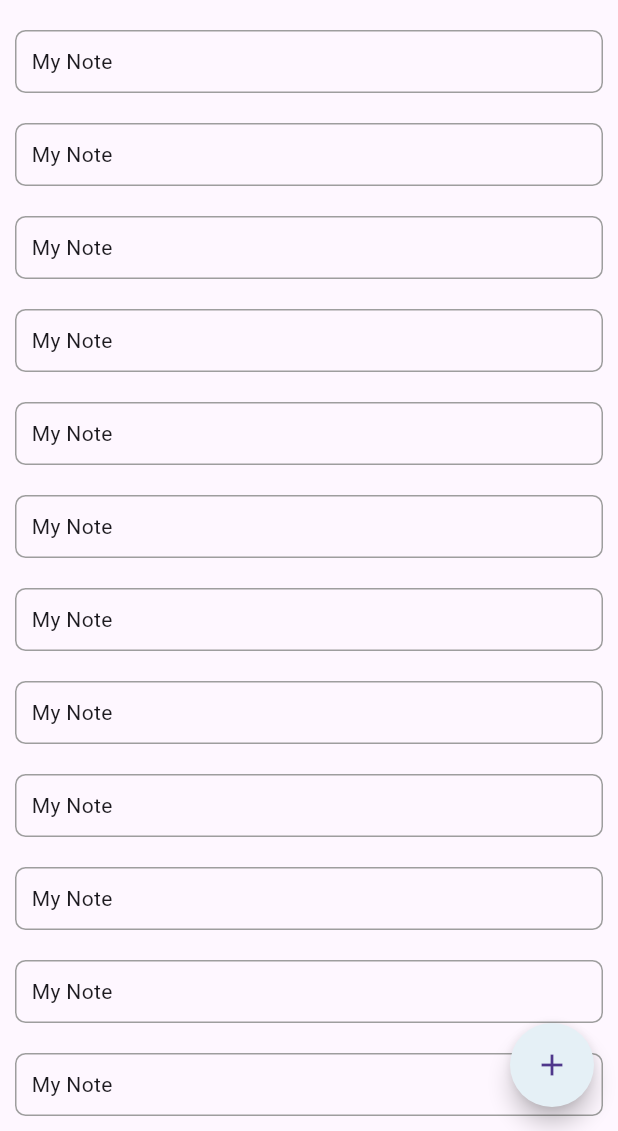
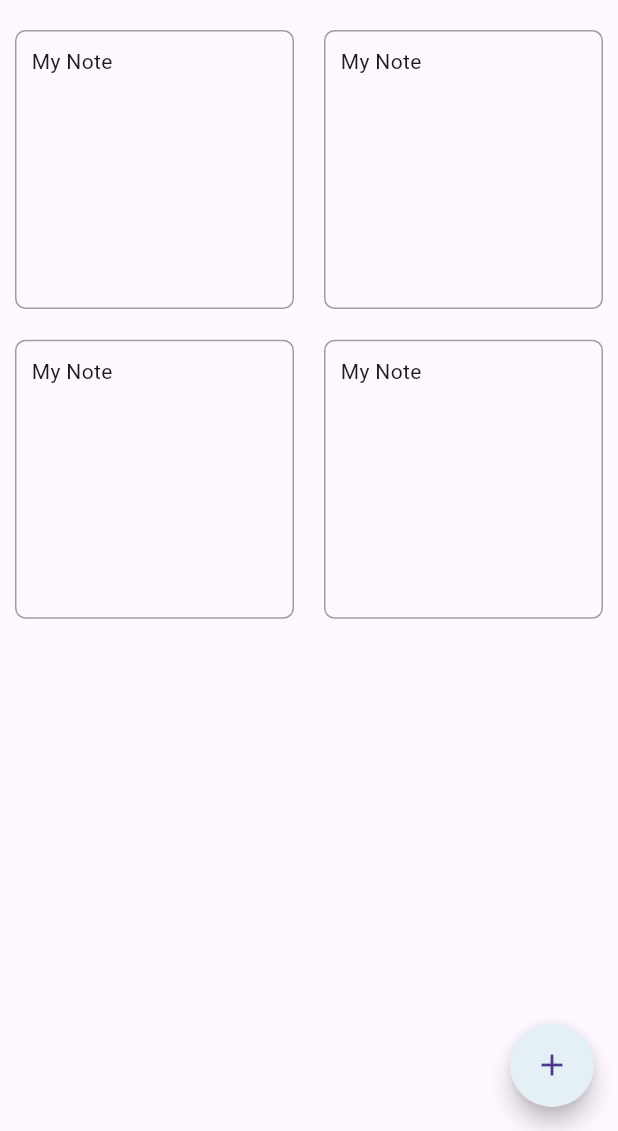
Before and after one commit to A7medK7aled1/todo, a Flutter app: the screen it shows after launch, after a tap on the "grid view" icon, on a phone screen of 412 x 824 dp, the part 105-1236 px from its top. Run offline on Flutter 3.47's test engine with Material 3 defaults, Android fonts, the phone set to English and light mode, and no system bars; our stand-ins replace font_awesome_flutter.

Commit message:
Implement OrganizedProvider for grid/list toggle; update HomeView and CustomSearchBar accordingly

```diff
--- a/lib/main.dart
+++ b/lib/main.dart
@@ -1,5 +1,6 @@
 import 'package:flutter/material.dart';
 import 'package:provider/provider.dart';
+import 'package:todo/provider/organized_provider.dart';
 import 'package:todo/provider/theme_provider.dart';
 import 'package:todo/views/home_view.dart';
 
@@ -21,7 +22,11 @@ class MainApp extends StatelessWidget {
       themeMode: themeProvider.themeMode,
       theme: ThemeData.light(useMaterial3: true),
       darkTheme: ThemeData.dark(useMaterial3: true),
-      home: const HomeView(),
+      home: ChangeNotifierProvider(
+          create: (BuildContext context) {
+            return OrganizedProvider();
+          },
+          child: const HomeView()),
     );
   }
 }
--- /dev/null
+++ b/lib/provider/organized_provider.dart
@@ -0,0 +1,12 @@
+import 'package:flutter/material.dart';
+
+class OrganizedProvider extends ChangeNotifier {
+  bool gridStyle = false;
+
+  // ThemeMode get themeMode => isDarkMode ? ThemeMode.dark : ThemeMode.light;
+
+  void toggleOrgnize() {
+    gridStyle = !gridStyle;
+    notifyListeners();
+  }
+}
--- a/lib/views/home_view.dart
+++ b/lib/views/home_view.dart
@@ -1,7 +1,9 @@
 import 'package:flutter/material.dart';
 import 'package:provider/provider.dart';
 import 'package:todo/constant.dart';
+import 'package:todo/provider/organized_provider.dart';
 import 'package:todo/provider/theme_provider.dart';
+import 'package:todo/widgets/custom_grid_view.dart';
 import 'package:todo/widgets/custom_list_view.dart';
 import 'package:todo/widgets/custom_search_bar.dart';
 
@@ -25,7 +27,15 @@ class HomeView extends StatelessWidget {
               CustomSearchBar(
                 onPressed: themeProvider.toggleTheme,
               ),
-              const CustomNoteListView(),
+              Consumer<OrganizedProvider>(
+                builder: (BuildContext context, org, child) {
+                  return org.gridStyle
+                      ? const CustomGridView()
+                      : const CustomNoteListView();
+                },
+              )
+
+              // const CustomNoteListView(),
             ],
           ),
         ),
--- /dev/null
+++ b/lib/widgets/custom_grid_view.dart
@@ -0,0 +1,45 @@
+import 'package:flutter/material.dart';
+import 'package:todo/widgets/custom_list_view_item.dart';
+
+class CustomGridView extends StatelessWidget {
+  const CustomGridView({super.key});
+
+  @override
+  Widget build(BuildContext context) {
+    return GridView.count(
+      padding: const EdgeInsets.all(0),
+      shrinkWrap: true,
+      physics: const NeverScrollableScrollPhysics(),
+      crossAxisCount: 2,
+      mainAxisSpacing: 0.5,
+      children: [
+        CustomNoteGridItem(),
+        CustomNoteGridItem(),
+        CustomNoteGridItem(),
+        CustomNoteGridItem(),
+      ],
+    );
+  }
+}
+
+class CustomNoteGridItem extends StatelessWidget {
+  const CustomNoteGridItem({super.key});
+
+  @override
+  Widget build(BuildContext context) {
+    return Container(
+      padding: const EdgeInsets.all(10),
+      margin: const EdgeInsets.all(10),
+      decoration: BoxDecoration(
+        borderRadius: BorderRadius.all(Radius.circular(7)),
+        border: Border.all(color: Colors.grey),
+      ),
+      child: Text(
+        'My Note',
+        maxLines: 10,
+        style: TextStyle(fontSize: 14),
+        overflow: TextOverflow.ellipsis,
+      ),
+    );
+  }
+}
--- a/lib/widgets/custom_list_view.dart
+++ b/lib/widgets/custom_list_view.dart
@@ -1,4 +1,5 @@
 import 'package:flutter/material.dart';
+import 'package:todo/widgets/custom_list_view_item.dart';
 
 class CustomNoteListView extends StatelessWidget {
   const CustomNoteListView({super.key});
@@ -16,25 +17,3 @@ class CustomNoteListView extends StatelessWidget {
     );
   }
 }
-
-class CustomNoteListItem extends StatelessWidget {
-  const CustomNoteListItem({super.key});
-
-  @override
-  Widget build(BuildContext context) {
-    return Container(
-      padding: const EdgeInsets.all(10),
-      margin: const EdgeInsets.all(10),
-      decoration: BoxDecoration(
-        borderRadius: BorderRadius.all(Radius.circular(7)),
-        border: Border.all(color: Colors.grey),
-      ),
-      child: Text(
-        'My Note',
-        maxLines: 10,
-        style: TextStyle(fontSize: 14),
-        overflow: TextOverflow.ellipsis,
-      ),
-    );
-  }
-}
--- /dev/null
+++ b/lib/widgets/custom_list_view_item.dart
@@ -0,0 +1,23 @@
+import 'package:flutter/material.dart';
+
+class CustomNoteListItem extends StatelessWidget {
+  const CustomNoteListItem({super.key});
+
+  @override
+  Widget build(BuildContext context) {
+    return Container(
+      padding: const EdgeInsets.all(10),
+      margin: const EdgeInsets.all(10),
+      decoration: BoxDecoration(
+        borderRadius: BorderRadius.all(Radius.circular(7)),
+        border: Border.all(color: Colors.grey),
+      ),
+      child: Text(
+        'My Note',
+        maxLines: 10,
+        style: TextStyle(fontSize: 14),
+        overflow: TextOverflow.ellipsis,
+      ),
+    );
+  }
+}
--- a/lib/widgets/custom_search_bar.dart
+++ b/lib/widgets/custom_search_bar.dart
@@ -2,6 +2,7 @@
 import 'package:flutter/material.dart';
 import 'package:font_awesome_flutter/font_awesome_flutter.dart';
 import 'package:todo/constant.dart';
+import 'package:todo/provider/organized_provider.dart';
 import 'package:todo/provider/theme_provider.dart';
 import 'package:provider/provider.dart';
 import 'package:todo/views/search_view.dart';
@@ -45,7 +46,12 @@ class CustomSearchBar extends StatelessWidget {
                 ),
                 Row(
                   children: [
-                    IconButton(onPressed: () {}, icon: Icon(Icons.grid_view)),
+                    IconButton(
+                        onPressed: () {
+                          Provider.of<OrganizedProvider>(context, listen: false)
+                              .toggleOrgnize();
+                        },
+                        icon: Icon(Icons.grid_view)),
                     IconButton(
                         onPressed: onPressed,
                         icon: Icon(FontAwesomeIcons.circleHalfStroke)),
```
